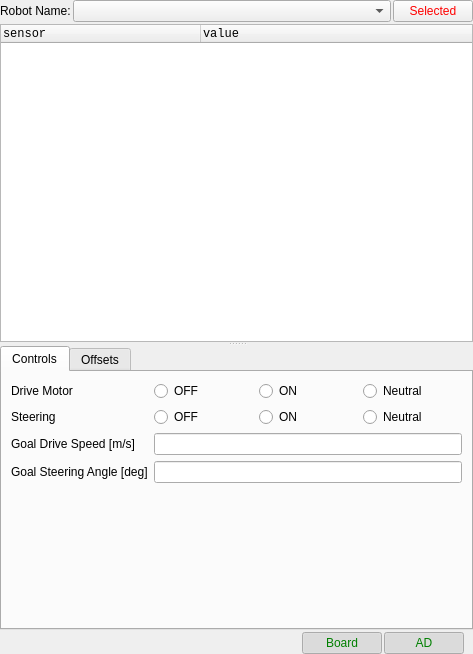
Above: rc110_core/rc110_rviz/src/rc110_panel.ui from zmp/robocar110_ros before the change. Below: the same form after it.
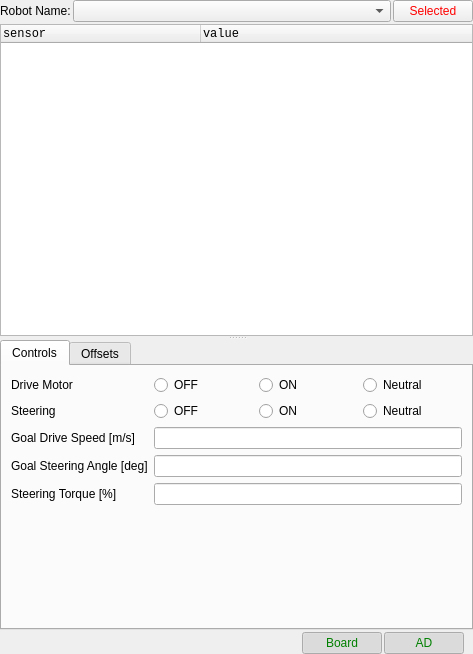
That is the form after the change. Icons and pictures are not drawn.

Commit message: Add steering torque display and control

```diff
--- a/rc110_core/rc110_rviz/src/rc110_panel.ui
+++ b/rc110_core/rc110_rviz/src/rc110_panel.ui
@@ -216,6 +216,16 @@
         <item row="5" column="1">
          <widget class="QLineEdit" name="steeringEdit"/>
         </item>
+        <item row="6" column="0">
+         <widget class="QLabel" name="steeringTorqueLabel">
+          <property name="text">
+           <string>Steering Torque [%]</string>
+          </property>
+         </widget>
+        </item>
+        <item row="6" column="1">
+         <widget class="QLineEdit" name="steeringTorqueEdit"/>
+        </item>
        </layout>
       </widget>
       <widget class="QWidget" name="offsetsTab">
```
The commit also changes 4 other files.
